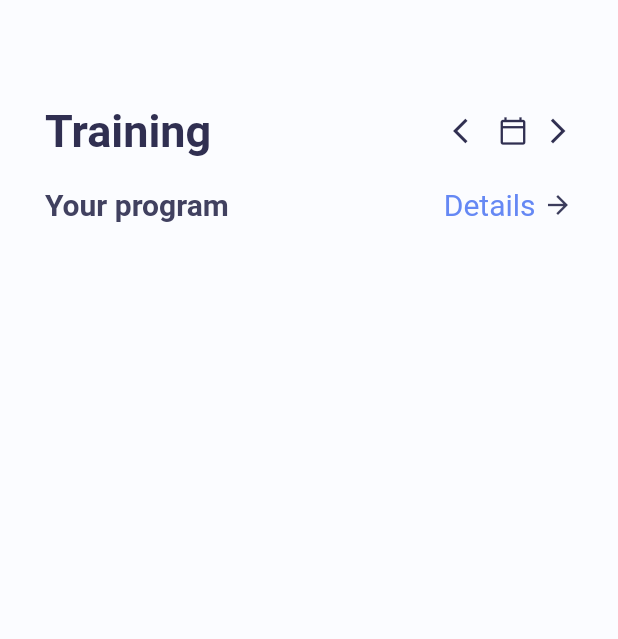
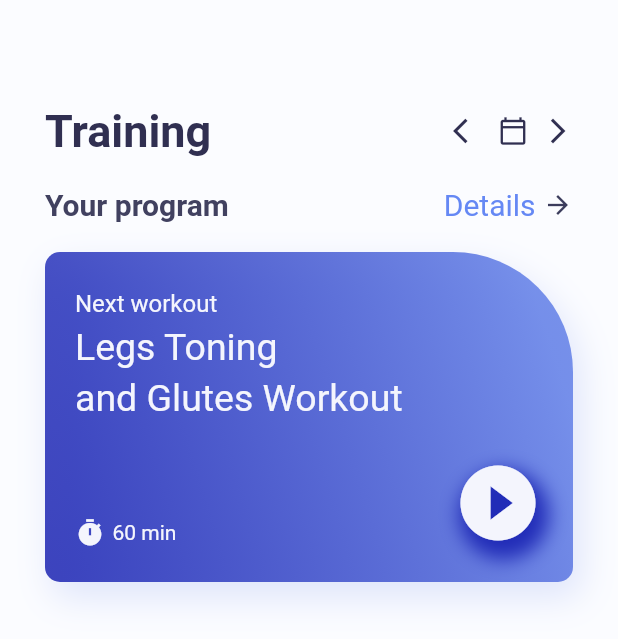
Before and after one commit to ducchungtx/flutter-training-app, a Flutter app: the screen it shows after launch, on a phone screen of 412 x 824 dp. Shown: the top 639 px of the screen. Run offline on Flutter 3.47's test engine with Material 2 defaults, Android fonts, the phone set to English and light mode, and no system bars.

Commit message:
Update Home page UI

```diff
--- a/lib/home_page.dart
+++ b/lib/home_page.dart
@@ -63,7 +63,87 @@ class _HomePageState extends State<HomePage> {
                 Icon(Icons.arrow_forward,
                     size: 20, color: color.AppColor.homePageIcons),
               ],
-            )
+            ),
+            SizedBox(height: 20),
+            Container(
+              width: MediaQuery.of(context).size.width,
+              height: 220,
+              decoration: BoxDecoration(
+                  gradient: LinearGradient(colors: [
+                    color.AppColor.gradientFirst.withOpacity(0.8),
+                    color.AppColor.gradientSecond.withOpacity(0.9),
+                  ], begin: Alignment.bottomLeft, end: Alignment.centerRight),
+                  borderRadius: BorderRadius.only(
+                    topLeft: Radius.circular(10),
+                    bottomLeft: Radius.circular(10),
+                    bottomRight: Radius.circular(10),
+                    topRight: Radius.circular(80),
+                  ),
+                  boxShadow: [
+                    BoxShadow(
+                        color: color.AppColor.gradientSecond.withOpacity(0.2),
+                        blurRadius: 20,
+                        offset: Offset(5, 10))
+                  ]),
+              child: Container(
+                padding: const EdgeInsets.only(top: 25, left: 20, right: 20),
+                child: Column(
+                  crossAxisAlignment: CrossAxisAlignment.start,
+                  children: <Widget>[
+                    Text("Next workout",
+                        style: TextStyle(
+                            fontSize: 16,
+                            color: color.AppColor.homePageContainerTextSmall)),
+                    SizedBox(height: 5),
+                    Text("Legs Toning",
+                        style: TextStyle(
+                            fontSize: 25,
+                            color: color.AppColor.homePageContainerTextSmall)),
+                    SizedBox(height: 5),
+                    Text("and Glutes Workout",
+                        style: TextStyle(
+                            fontSize: 25,
+                            color: color.AppColor.homePageContainerTextSmall)),
+                    SizedBox(height: 25),
+                    Row(
+                      crossAxisAlignment: CrossAxisAlignment.end,
+                      children: <Widget>[
+                        Row(
+                          children: <Widget>[
+                            Icon(Icons.timer,
+                                size: 20,
+                                color:
+                                    color.AppColor.homePageContainerTextSmall),
+                            SizedBox(width: 5),
+                            Text("60 min",
+                                style: TextStyle(
+                                    fontSize: 14,
+                                    color: color
+                                        .AppColor.homePageContainerTextSmall)),
+                          ],
+                        ),
+                        Expanded(child: Container()),
+                        Container(
+                          decoration: BoxDecoration(
+                              borderRadius: BorderRadius.circular(60),
+                              boxShadow: [
+                                BoxShadow(
+                                    color: color.AppColor.gradientFirst
+                                        .withOpacity(0.8),
+                                    blurRadius: 10,
+                                    offset: Offset(4, 8))
+                              ]),
+                          child: Icon(Icons.play_circle_fill,
+                              size: 60,
+                              color: color.AppColor.homePageContainerTextSmall),
+                        ),
+                      ],
+                    )
+                  ],
+                ),
+              ),
+            ),
+            SizedBox(height: 20),
           ],
         ),
       ),
```
